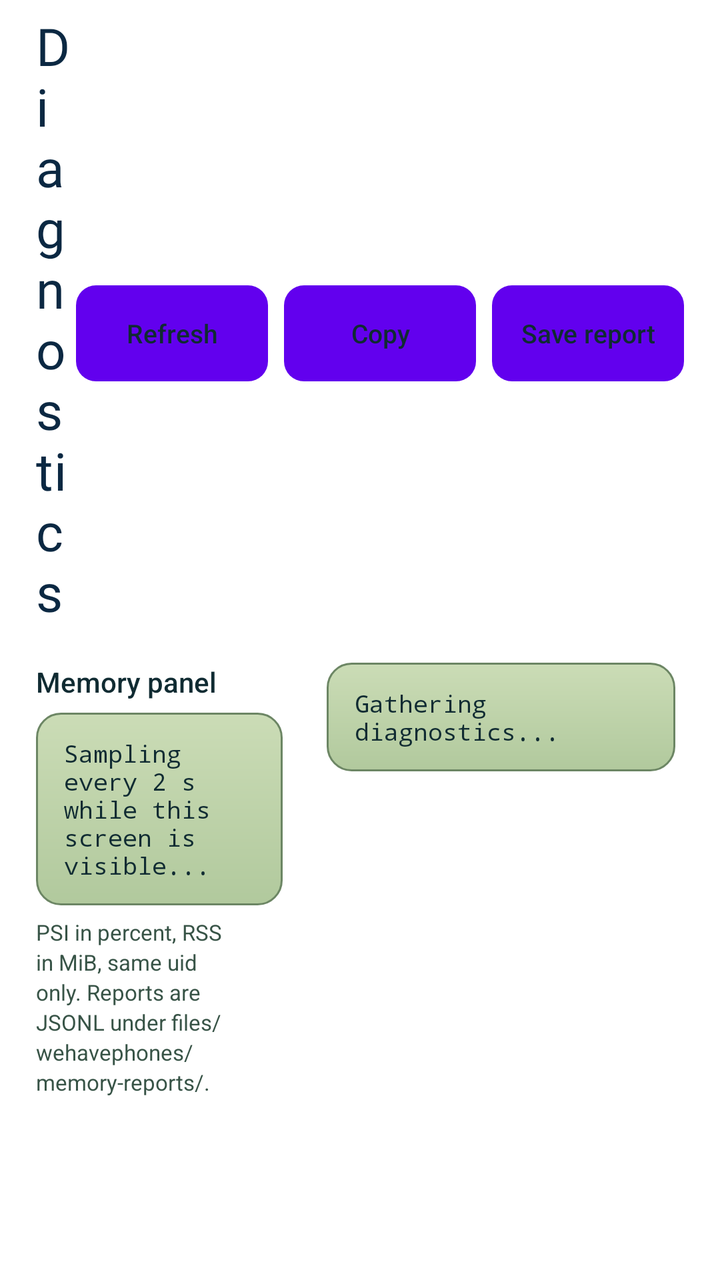
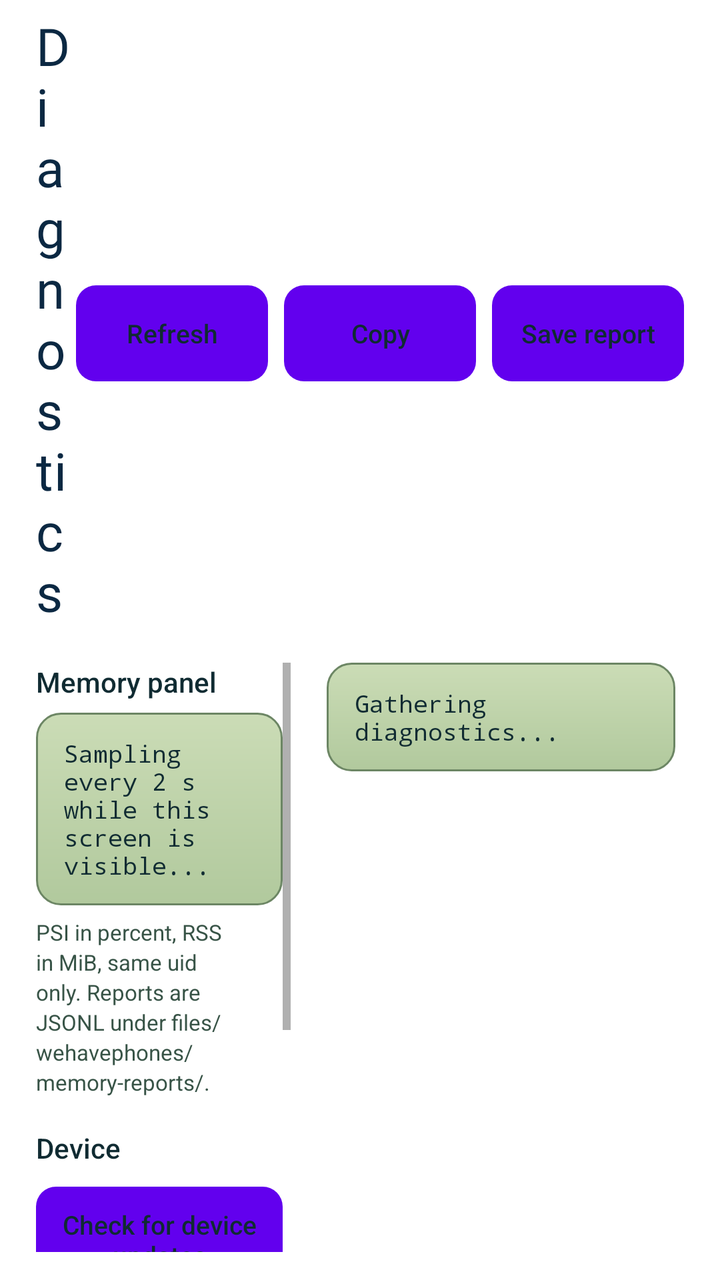

Compare the two renders of this Android layout. The source of the first and the diff that turns it into the second are given below.
<!-- AndroidManifest.xml: fallback theme Theme.MaterialComponents.DayNight.NoActionBar -->
<!-- res/layout/fragment_wehavephones_diagnostics.xml -->
<?xml version="1.0" encoding="utf-8"?>
<LinearLayout
    xmlns:android="http://schemas.android.com/apk/res/android"
    style="@style/WeHavePhonesScreenPadding"
    android:layout_width="match_parent"
    android:layout_height="match_parent"
    android:orientation="vertical">
    <LinearLayout
        android:layout_width="match_parent"
        android:layout_height="wrap_content"
        android:baselineAligned="false"
        android:gravity="center_vertical"
        android:orientation="horizontal">
        <TextView
            style="@style/WeHavePhonesScreenTitle"
            android:layout_width="0dp"
            android:layout_weight="1"
            android:text="@string/wehavephones_diagnostics" />
        <Button
            android:id="@+id/BTRefresh"
            style="@style/WeHavePhonesButtonSmall"
            android:layout_marginTop="0dp"
            android:minWidth="96dp"
            android:text="@string/wehavephones_diag_refresh" />
        <Button
            android:id="@+id/BTCopy"
            style="@style/WeHavePhonesButtonSmall"
            android:layout_marginLeft="8dp"
            android:layout_marginTop="0dp"
            android:minWidth="96dp"
            android:text="@string/wehavephones_diag_copy" />
        <Button
            android:id="@+id/BTSaveMemory"
            style="@style/WeHavePhonesButtonSmall"
            android:layout_marginLeft="8dp"
            android:layout_marginTop="0dp"
            android:minWidth="96dp"
            android:text="@string/wehavephones_diag_memory_save" />
    </LinearLayout>
    <LinearLayout
        android:layout_width="match_parent"
        android:layout_height="0dp"
        android:layout_marginTop="10dp"
        android:layout_weight="1"
        android:baselineAligned="false"
        android:orientation="horizontal">
        <ScrollView
            android:layout_width="0dp"
            android:layout_height="match_parent"
            android:layout_marginRight="9dp"
            android:layout_weight="1"
            android:scrollbars="vertical"
            android:scrollbarStyle="insideInset">
            <LinearLayout
                android:layout_width="match_parent"
                android:layout_height="wrap_content"
                android:orientation="vertical">
                <TextView
                    style="@style/WeHavePhonesSectionLabel"
                    android:layout_marginTop="0dp"
                    android:text="@string/wehavephones_diag_memory_title" />
                <TextView
                    android:id="@+id/TVMemoryPanel"
                    style="@style/WeHavePhonesPanel"
                    android:text="@string/wehavephones_diag_memory_sampling"
                    android:textColor="@color/wehavephones_text"
                    android:textSize="12sp"
                    android:typeface="monospace" />
                <TextView
                    style="@style/WeHavePhonesHint"
                    android:layout_marginTop="6dp"
                    android:text="@string/wehavephones_diag_memory_hint"
                    android:textSize="11sp" />
            </LinearLayout>
        </ScrollView>
        <ScrollView
            android:layout_width="0dp"
            android:layout_height="match_parent"
            android:layout_marginLeft="9dp"
            android:layout_weight="1.4"
            android:scrollbars="vertical"
            android:scrollbarStyle="insideInset">
            <TextView
                android:id="@+id/TVDiagnostics"
                style="@style/WeHavePhonesPanel"
                android:text="@string/wehavephones_diag_empty"
                android:textColor="@color/wehavephones_text"
                android:textIsSelectable="true"
                android:textSize="12sp"
                android:typeface="monospace" />
        </ScrollView>
    </LinearLayout>
</LinearLayout>
<!-- resources referenced by this layout -->
<resources>
  <color name="wehavephones_text">#102B32</color>
  <string name="wehavephones_diag_copy">Copy</string>
  <string name="wehavephones_diag_empty">Gathering diagnostics...</string>
  <string name="wehavephones_diag_memory_hint">PSI in percent, RSS in MiB, same uid only. Reports are JSONL under files/wehavephones/memory-reports/.</string>
  <string name="wehavephones_diag_memory_sampling">Sampling every 2 s while this screen is visible...</string>
  <string name="wehavephones_diag_memory_save">Save report</string>
  <string name="wehavephones_diag_memory_title">Memory panel</string>
  <string name="wehavephones_diag_refresh">Refresh</string>
  <string name="wehavephones_diagnostics">Diagnostics</string>
  <style name="WeHavePhonesHint">
          <item name="android:layout_width">match_parent</item>
          <item name="android:layout_height">wrap_content</item>
          <item name="android:textColor">@color/wehavephones_text_dim</item>
          <item name="android:textSize">12sp</item>
          <item name="android:lineSpacingExtra">2dp</item>
      </style>
  <style name="WeHavePhonesScreenPadding">
          <item name="android:paddingLeft">18dp</item>
          <item name="android:paddingRight">18dp</item>
          <item name="android:paddingTop">12dp</item>
          <item name="android:paddingBottom">14dp</item>
      </style>
  <style name="WeHavePhonesScreenTitle" parent="WeHavePhonesHeader">
          <item name="android:gravity">start</item>
          <item name="android:textSize">26sp</item>
          <item name="android:layout_marginBottom">6dp</item>
          <item name="android:letterSpacing">0.01</item>
      </style>
  <!-- drawable wehavephones_button_outline (drawable) -->
  <?xml version="1.0" encoding="utf-8"?>
  <selector
      xmlns:android="http://schemas.android.com/apk/res/android">
      <item
          android:state_enabled="false"
          android:drawable="@drawable/wehavephones_button_outline_disabled" />
      <item
          android:state_pressed="true"
          android:drawable="@drawable/wehavephones_button_outline_pressed" />
      <item
          android:drawable="@drawable/wehavephones_button_outline_normal" />
  </selector>
  <color name="wehavephones_text_dim">#385447</color>
  <!-- drawable wehavephones_card_background (drawable) -->
  <?xml version="1.0" encoding="utf-8"?>
  <shape
      xmlns:android="http://schemas.android.com/apk/res/android"
      android:shape="rectangle">
      <corners
          android:radius="12dp" />
      <gradient
          android:angle="270"
          android:startColor="#CBDCB6"
          android:endColor="#B1C99D" />
      <stroke
          android:width="1dp"
          android:color="#6C8664" />
  </shape>
  <style name="WeHavePhonesHeader">
          <item name="android:layout_width">match_parent</item>
          <item name="android:layout_height">wrap_content</item>
          <item name="android:fontFamily">@font/wehavephones_lcd</item>
          <item name="android:textColor">@color/wehavephones_text_title</item>
          <item name="android:textSize">28sp</item>
          <item name="android:includeFontPadding">false</item>
      </style>
  <color name="wehavephones_text_title">#0B2842</color>
  <!-- unchanged entries left out for length: 6 -->
</resources>

<!-- the commit's change to res/layout/fragment_wehavephones_diagnostics.xml (unified diff, before → after) -->
@@ -71,6 +71,24 @@
                     android:layout_marginTop="6dp"
                     android:text="@string/wehavephones_diag_memory_hint"
                     android:textSize="11sp" />
+                <TextView
+                    style="@style/WeHavePhonesSectionLabel"
+                    android:text="@string/wehavephones_diag_device_title" />
+                <Button
+                    android:id="@+id/BTDeviceUpdate"
+                    style="@style/WeHavePhonesButtonSmall"
+                    android:layout_width="match_parent"
+                    android:text="@string/wehavephones_diag_device_update" />
+                <Button
+                    android:id="@+id/BTDeviceReport"
+                    style="@style/WeHavePhonesButtonSmall"
+                    android:layout_width="match_parent"
+                    android:text="@string/wehavephones_diag_device_report" />
+                <TextView
+                    style="@style/WeHavePhonesHint"
+                    android:layout_marginTop="6dp"
+                    android:text="@string/wehavephones_diag_device_hint"
+                    android:textSize="11sp" />
             </LinearLayout>
         </ScrollView>
         <ScrollView
<!-- resource entries referenced after the edit -->
@@ -2,6 +2,10 @@
 <resources>
   <color name="wehavephones_text">#102B32</color>
   <string name="wehavephones_diag_copy">Copy</string>
+  <string name="wehavephones_diag_device_hint">The report holds your phone model, GPU and graphics driver; no accounts or serial numbers. It opens a prefilled GitHub issue in your browser.</string>
+  <string name="wehavephones_diag_device_report">Report a problem</string>
+  <string name="wehavephones_diag_device_title">Device</string>
+  <string name="wehavephones_diag_device_update">Check for device updates</string>
   <string name="wehavephones_diag_empty">Gathering diagnostics...</string>
   <string name="wehavephones_diag_memory_hint">PSI in percent, RSS in MiB, same uid only. Reports are JSONL under files/wehavephones/memory-reports/.</string>
   <string name="wehavephones_diag_memory_sampling">Sampling every 2 s while this screen is visible...</string>
